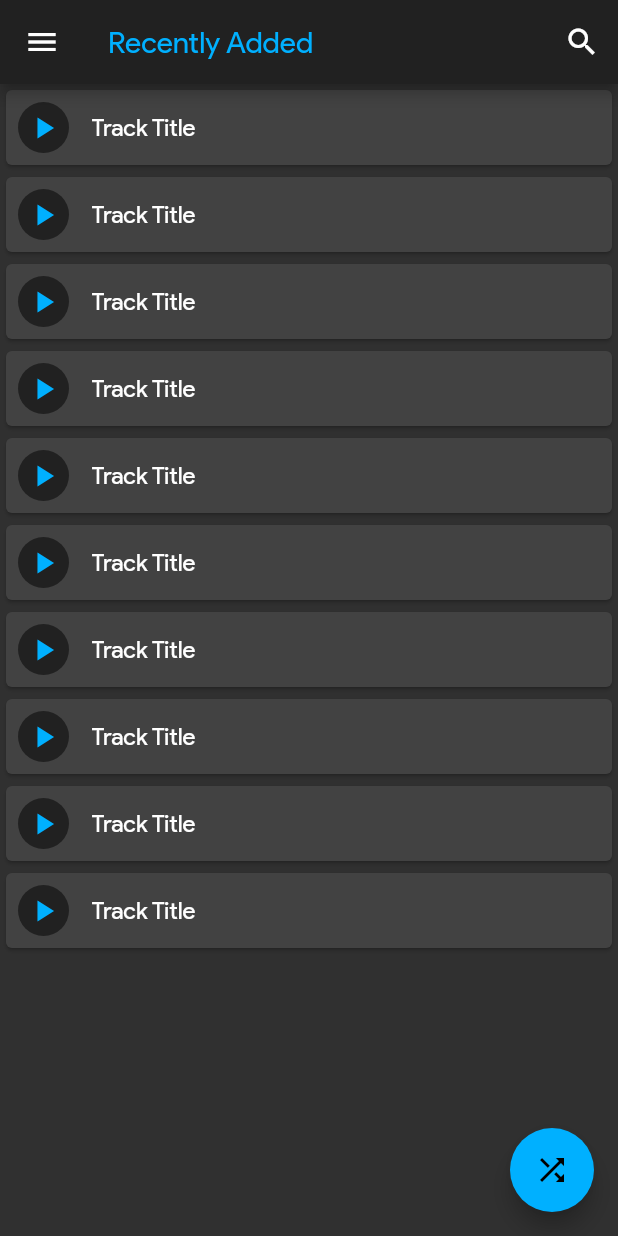
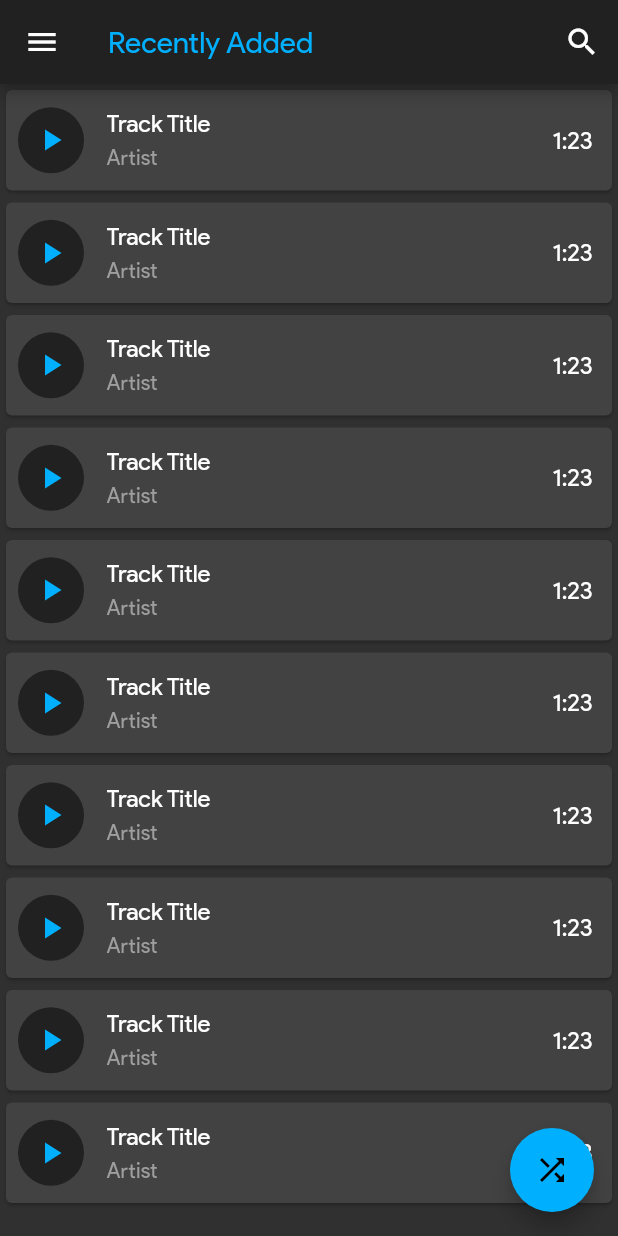
Before and after one commit to Harshit-Sonawala/material_music_player, a Flutter app: the screen it shows after launch, on a phone screen of 412 x 824 dp. Run offline on Flutter 3.47's test engine with Material 2 defaults, Android fonts, the phone set to English and light mode, and no system bars.

Commit message:
improved track card, readme, added screenshots

```diff
--- a/lib/track_card.dart
+++ b/lib/track_card.dart
@@ -13,15 +13,39 @@ class TrackCard extends StatelessWidget {
                 shape: BoxShape.circle,
                 color: Theme.of(context).primaryColor,
               ),
-              padding: const EdgeInsets.all(5.0),
+              padding: const EdgeInsets.all(10.0),
               child: Icon(Icons.play_arrow),
             ),
-            SizedBox(width: 10.0,),
-            Padding(
-              padding: const EdgeInsets.all(5.0),
-              child: Text(
-                'Track Title',
-                style: TextStyle(fontSize: 16.0,),
+            SizedBox(width: 10.0),
+            Expanded(
+              child: Padding(
+                padding: const EdgeInsets.all(5.0),
+                child: Row(
+                  mainAxisAlignment: MainAxisAlignment.spaceBetween,
+                  children: [
+                    Column(
+                      crossAxisAlignment: CrossAxisAlignment.start,
+                      children: [
+                        Text(
+                          'Track Title',
+                          style: TextStyle(fontSize: 16.0,),
+                        ),
+                        SizedBox(height: 5.0),
+                        Text(
+                          'Artist',
+                          style: TextStyle(
+                            fontSize: 14.0,
+                            color: Colors.grey,
+                          ),
+                        ),
+                      ],
+                    ),
+                    Text(
+                      '1:23',
+                      style: TextStyle(fontSize: 16.0,),
+                    ),
+                  ],
+                ),
               ),
             ),
           ],
```
Also changed, not shown: 3 other files.
